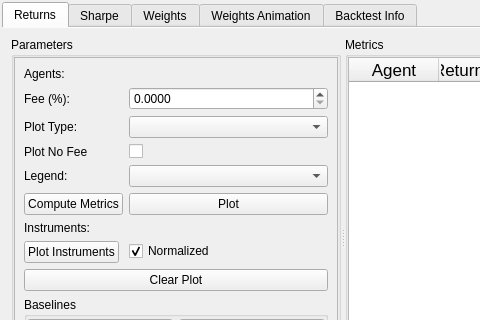
Old version of the form gui/ui_backtest_results_window.ui in the repository kolomeytsev/technotrader; both pictures show x 0 to 480 and y 0 to 320 of the 1149 by 786 pixel window.
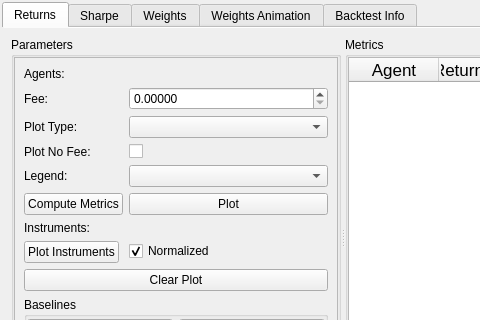
New version of the form.

Commit message: enh: tren traking window

Diff of the .ui file:
```diff
--- a/gui/ui_backtest_results_window.ui
+++ b/gui/ui_backtest_results_window.ui
@@ -117,7 +117,7 @@
                 <item row="1" column="0">
                  <widget class="QLabel" name="labelPlotFee">
                   <property name="text">
-                   <string>Fee (%):</string>
+                   <string>Fee:</string>
                   </property>
                  </widget>
                 </item>
@@ -130,7 +130,7 @@
                    </size>
                   </property>
                   <property name="decimals">
-                   <number>4</number>
+                   <number>5</number>
                   </property>
                   <property name="singleStep">
                    <double>0.000100000000000</double>
@@ -150,7 +150,7 @@
                 <item row="3" column="0">
                  <widget class="QLabel" name="labelPlotNoFee">
                   <property name="text">
-                   <string>Plot No Fee</string>
+                   <string>Plot No Fee:</string>
                   </property>
                  </widget>
                 </item>
```
Left out of the diff: 5 changed lines with no effect on the pictures. The commit also changes 6 other files.
